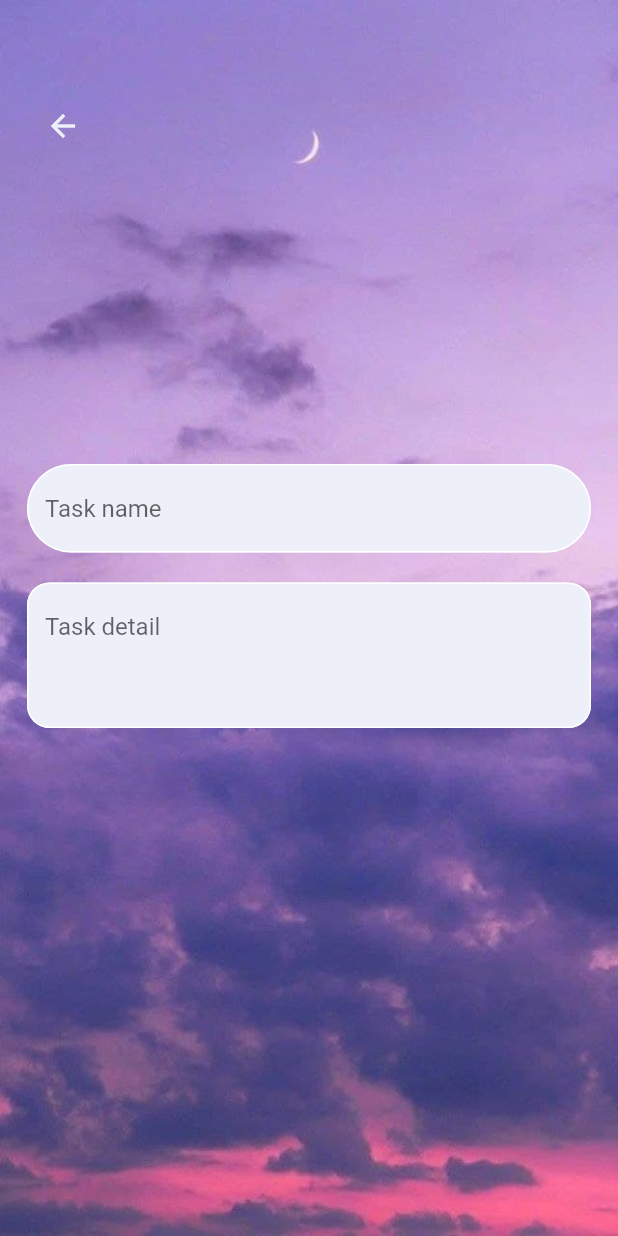
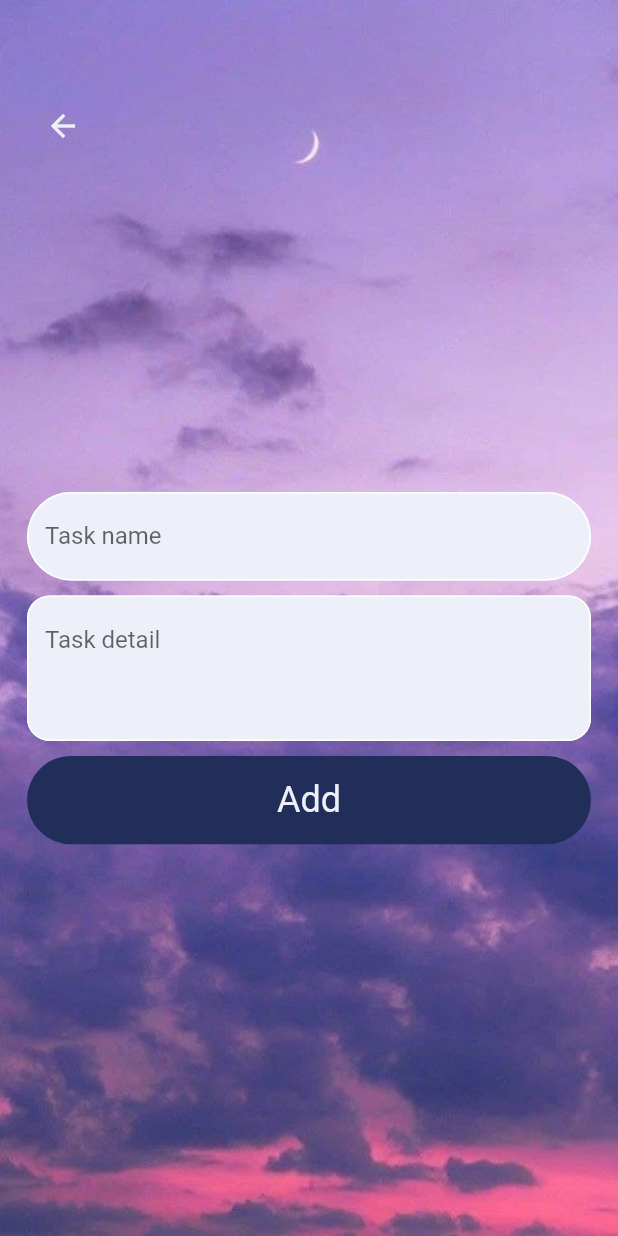
Before and after one commit to Hamedblue1381/task_management_goflutter, a Flutter app: the AddTask screen opened directly, on a phone screen of 412 x 824 dp. Run offline on Flutter 3.47's test engine with Material 2 defaults, Android fonts, the phone set to English and light mode, and no system bars.

Commit message:
feat: change images directory

```diff
--- a/lib/main.dart
+++ b/lib/main.dart
@@ -1,5 +1,5 @@
 import 'package:flutter/material.dart';
-import 'package:task_management_goflutter/screens/home_screen.dart';
+import 'package:task_management_goflutter/screens/all_tasks.dart';
 
 void main() {
   runApp(const MyApp());
@@ -16,7 +16,7 @@ class MyApp extends StatelessWidget {
       theme: ThemeData(
         primarySwatch: Colors.blue,
       ),
-      home: const HomeScreen(),
+      home: const AllTask(),
     );
   }
 }
--- a/lib/screens/add_task.dart
+++ b/lib/screens/add_task.dart
@@ -1,5 +1,6 @@
 import 'package:flutter/material.dart';
 import 'package:task_management_goflutter/utils/app_colors.dart';
+import 'package:task_management_goflutter/widgets/button_widget.dart';
 import 'package:task_management_goflutter/widgets/textfield_widget.dart';
 
 class AddTask extends StatelessWidget {
@@ -17,7 +18,8 @@ class AddTask extends StatelessWidget {
         padding: const EdgeInsets.only(left: 18, right: 18),
         decoration: const BoxDecoration(
             image: DecorationImage(
-                fit: BoxFit.cover, image: AssetImage("assets/background.jpg"))),
+                fit: BoxFit.cover,
+                image: AssetImage("assets/images/background.jpg"))),
         child: Column(
           crossAxisAlignment: CrossAxisAlignment.start,
           mainAxisAlignment: MainAxisAlignment.spaceBetween,
@@ -40,7 +42,7 @@ class AddTask extends StatelessWidget {
                 TextFieldWidget(
                     textController: nameController, hintText: "Task name"),
                 const SizedBox(
-                  height: 20,
+                  height: 10,
                 ),
                 TextFieldWidget(
                   textController: detailController,
@@ -48,10 +50,17 @@ class AddTask extends StatelessWidget {
                   borderRadius: 15,
                   maxLines: 3,
                 ),
+                const SizedBox(
+                  height: 10,
+                ),
+                const ButtonWidget(
+                    bgcolor: AppColors.mainColor,
+                    text: "Add",
+                    textColor: AppColors.textholder)
               ],
             ),
             SizedBox(
-              height: MediaQuery.of(context).size.height / 6,
+              height: MediaQuery.of(context).size.height / 20,
             )
           ],
         ),
--- a/lib/screens/home_screen.dart
+++ b/lib/screens/home_screen.dart
@@ -20,7 +20,7 @@ class _HomeScreenState extends State<HomeScreen> {
         decoration: const BoxDecoration(
             image: DecorationImage(
                 fit: BoxFit.cover,
-                image: AssetImage("assets/background2.jpg"))),
+                image: AssetImage("assets/images/background2.jpg"))),
         child: Column(
           mainAxisAlignment: MainAxisAlignment.center,
           crossAxisAlignment: CrossAxisAlignment.start,
```
Also changed, not shown: assets/background.jpg (deleted), assets/background2.jpg (deleted).
